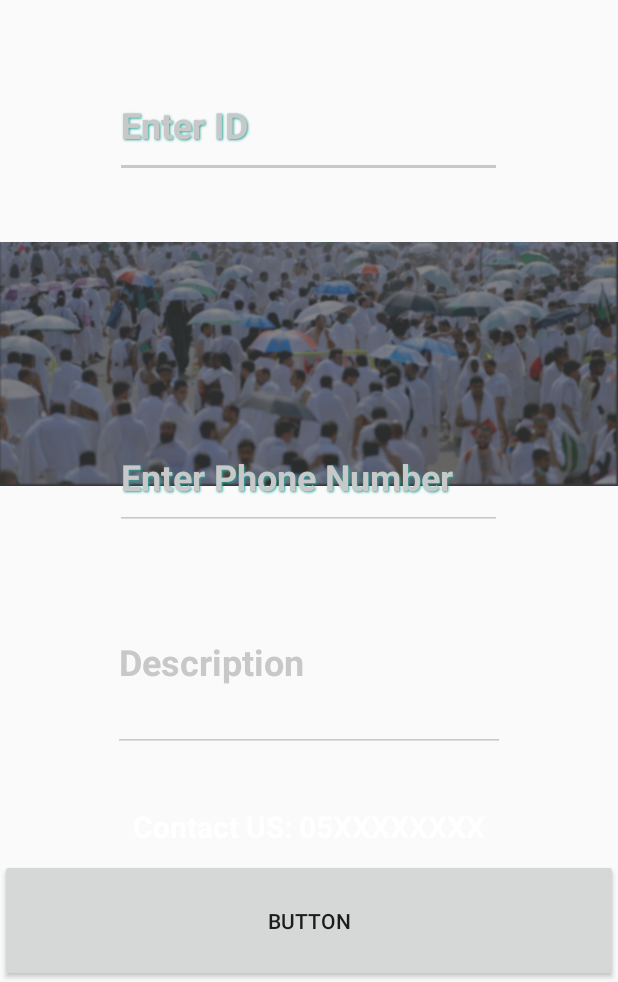
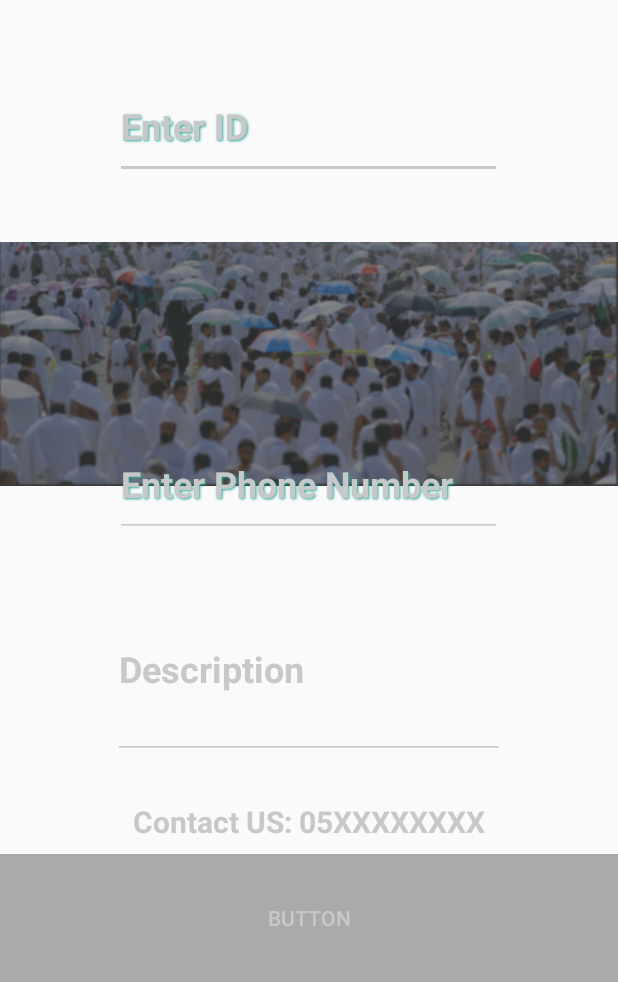
Before and after one commit to Abdullatif64/Rifd, an Android app: the screen it shows after launch (MainActivity), on a phone screen of 412 x 824 dp, the part 254-1236 px from its top. Run offline under Robolectric (Android 15) with nearby library versions, the phone set to English and light mode, and no system bars; plain views replace KenBurnsView.

Commit message:
Design UI.

```diff
--- a/app/src/main/java/com/example/abdll/mn/MainActivity.java
+++ b/app/src/main/java/com/example/abdll/mn/MainActivity.java
@@ -5,38 +5,155 @@ import android.support.v4.app.ActivityCompat;
 import android.support.v4.content.ContextCompat;
 import android.support.v7.app.AppCompatActivity;
 import android.os.Bundle;
+import android.text.Editable;
+import android.text.TextWatcher;
 import android.view.View;
 import android.widget.Button;
-import android.widget.TextView;
+import android.widget.EditText;
+
 public class MainActivity extends AppCompatActivity {
+
+    // Define GPS Tracker.
     private GpsTracker gpsTracker;
-    private TextView tvLatitude,tvLongitude;
-    Button x;
+
+    // Variables.
+    double lon, lat;
+    int countFilledEditTexts = 0;
+    Button confirmButton;
+    EditText IDEditText, phoneNumberEditText, descEditText;
+
+    // Activity Life Cycle
     @Override
     protected void onCreate(Bundle savedInstanceState) {
         super.onCreate(savedInstanceState);
         setContentView(R.layout.activity_main);
-        /*tvLatitude = (TextView)findViewById(R.id.latitude);
-        tvLongitude = (TextView)findViewById(R.id.longitude);
-        x= findViewById(R.id.xx);
+
+        // Get location permission.
         try {
             if (ContextCompat.checkSelfPermission(getApplicationContext(), android.Manifest.permission.ACCESS_FINE_LOCATION) != PackageManager.PERMISSION_GRANTED ) {
                 ActivityCompat.requestPermissions(this, new String[]{android.Manifest.permission.ACCESS_FINE_LOCATION}, 101);
             }
         } catch (Exception e){
             e.printStackTrace();
-        }*/
+        }
+
+        // Define UI properties.
+        confirmButton = (Button) findViewById(R.id.confirmButton);
+        confirmButton.setEnabled(false);
+        IDEditText= (EditText) findViewById(R.id.IDEditText) ;
+        phoneNumberEditText= (EditText)findViewById(R.id.phoneNumberEditText) ;
+        descEditText= (EditText)findViewById(R.id.DescEditText);
+
+        confirmButton.setOnClickListener(new View.OnClickListener() {
+            @Override
+            public void onClick(View view) {
+                //getLocation();
+                System.out.print(String.format("%s %s %s %f %f", IDEditText.getText(),
+                        phoneNumberEditText.getText(),
+                        descEditText.getText(),
+                        lon, lat));
+            }
+        });
+
+        setUpEditTexts();
+
+
     }
-    /*
-    public void getLocation(View view){
+
+
+    private void getLocation(){
         gpsTracker = new GpsTracker(MainActivity.this);
         if(gpsTracker.canGetLocation()){
             double latitude = gpsTracker.getLatitude();
             double longitude = gpsTracker.getLongitude();
-            tvLatitude.setText(String.valueOf(latitude));
-            tvLongitude.setText(String.valueOf(longitude));
+            lon = longitude;
+            lat = latitude;
         }else{
             gpsTracker.showSettingsAlert();
         }
-    }*/
+    }
+
+    private void setUpEditTexts() {
+        IDEditText.addTextChangedListener(new TextWatcher() {
+            @Override
+            public void beforeTextChanged(CharSequence charSequence, int i, int i1, int i2) {
+
+            }
+
+            @Override
+            public void onTextChanged(CharSequence charSequence, int i, int i1, int i2) {
+                if (charSequence.toString().trim().length() != 0) {
+                    countFilledEditTexts++;
+                } else {
+                    countFilledEditTexts--;
+                }
+
+                if (countFilledEditTexts == 3) {
+                    confirmButton.setEnabled(true);
+                } else {
+                    confirmButton.setEnabled(false);
+                }
+            }
+
+            @Override
+            public void afterTextChanged(Editable editable) {
+
+            }
+        });
+
+        phoneNumberEditText.addTextChangedListener(new TextWatcher() {
+            @Override
+            public void beforeTextChanged(CharSequence charSequence, int i, int i1, int i2) {
+
+            }
+
+            @Override
+            public void onTextChanged(CharSequence charSequence, int i, int i1, int i2) {
+                if (charSequence.toString().trim().length() != 0) {
+                    countFilledEditTexts++;
+                } else {
+                    countFilledEditTexts--;
+                }
+
+                if (countFilledEditTexts == 3) {
+                    confirmButton.setEnabled(true);
+                } else {
+                    confirmButton.setEnabled(false);
+                }
+            }
+
+            @Override
+            public void afterTextChanged(Editable editable) {
+
+            }
+        });
+
+        descEditText.addTextChangedListener(new TextWatcher() {
+            @Override
+            public void beforeTextChanged(CharSequence charSequence, int i, int i1, int i2) {
+
+            }
+
+            @Override
+            public void onTextChanged(CharSequence charSequence, int i, int i1, int i2) {
+                if (charSequence.toString().trim().length() != 0) {
+                    countFilledEditTexts++;
+                } else {
+                    countFilledEditTexts--;
+                }
+
+                if (countFilledEditTexts == 3) {
+                    confirmButton.setEnabled(true);
+                } else {
+                    confirmButton.setEnabled(false);
+                }
+            }
+
+            @Override
+            public void afterTextChanged(Editable editable) {
+
+            }
+        });
+
+    }
 }
--- /dev/null
+++ b/app/src/main/res/drawable/confirm_button_style.xml
@@ -0,0 +1,11 @@
+<?xml version="1.0" encoding="utf-8"?>
+<selector xmlns:android="http://schemas.android.com/apk/res/android">
+    <!-- Focused and not pressed -->
+    <item android:state_enabled="true"
+        android:drawable="@color/firstColor" />
+
+    <item android:state_enabled="false"
+        android:drawable="@android:color/darker_gray" />
+
+
+</selector>
--- a/app/src/main/res/layout/activity_main.xml
+++ b/app/src/main/res/layout/activity_main.xml
@@ -84,7 +84,7 @@
         android:id="@+id/DescEditText"
         android:layout_width="261dp"
         android:layout_height="120dp"
-        android:layout_marginBottom="36dp"
+        android:layout_marginBottom="28dp"
         android:layout_marginEnd="8dp"
         android:layout_marginStart="8dp"
         android:backgroundTint="@color/secondColor"
@@ -102,7 +102,9 @@
     <Button
         android:id="@+id/confirmButton"
         android:layout_width="match_parent"
-        android:layout_height="82dp"
+        android:layout_height="85dp"
+        android:background="@drawable/confirm_button_style"
+        android:textColor="@color/secondColor"
         android:text="Button"
         app:layout_constraintBottom_toBottomOf="parent"
         tools:layout_editor_absoluteX="0dp" />
@@ -115,7 +117,7 @@
         android:layout_marginEnd="8dp"
         android:layout_marginStart="8dp"
         android:text="Contact US: 05XXXXXXXX"
-        android:textColor="@color/colorPrimaryDark"
+        android:textColor="@color/secondColor"
         android:textSize="20sp"
         android:textStyle="bold"
         app:layout_constraintBottom_toTopOf="@+id/confirmButton"
--- a/app/src/main/res/values/colors.xml
+++ b/app/src/main/res/values/colors.xml
@@ -1,7 +1,7 @@
 <?xml version="1.0" encoding="utf-8"?>
 <resources>
     <color name="colorPrimary">#3F51B5</color>
-    <color name="colorPrimaryDark">#ffffff</color>
+    <color name="colorPrimaryDark">#000</color>
     <color name="colorAccent">#ff4081</color>
     <color name="firstColor">#26A69A</color>
     <color name="secondColor">#C8C8C8</color>
```
